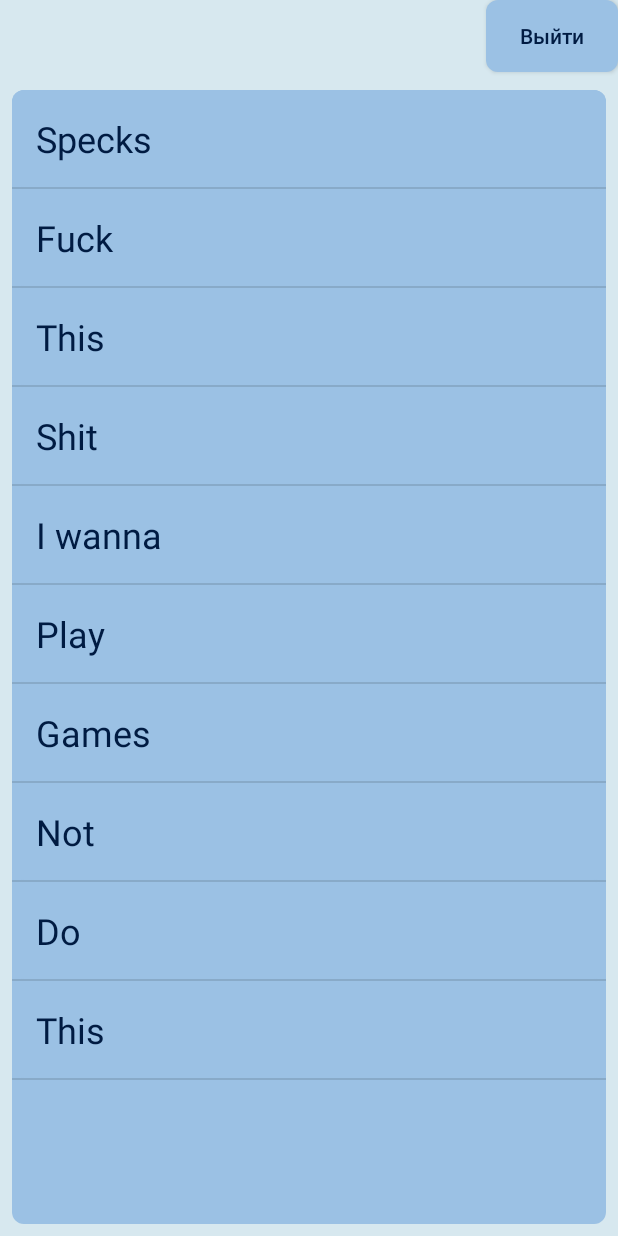
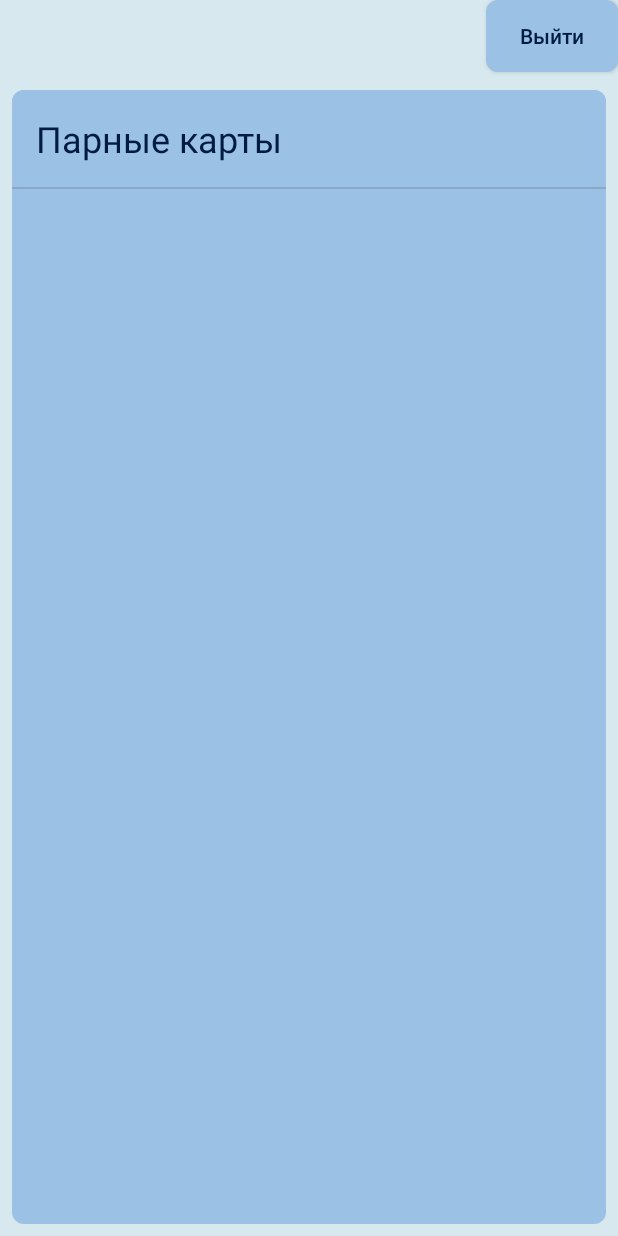
Before and after one commit to Zzzkvidi4/AndroidFirstTask, an Android app: the screen it shows after launch (MainActivity), on a phone screen of 412 x 824 dp. Run offline under Robolectric (Android 15) with nearby library versions, the phone set to English and light mode, and no system bars; libraries missing offline, so code that uses them is left out: com.vk.sdk; 2 statements that could not run were skipped.

Commit message:
Cleared output from list, changed description and game name language

```diff
--- a/TestAndroidApplication1/app/src/main/java/zzzkvidi4/com/testandroidapplication1/MainActivity.java
+++ b/TestAndroidApplication1/app/src/main/java/zzzkvidi4/com/testandroidapplication1/MainActivity.java
@@ -33,7 +33,7 @@ public class MainActivity extends AppCompatActivity {
         }
         infoTextView = (TextView)findViewById(R.id.infoTextView);
         selectGameListView = (ListView)findViewById(R.id.selectGameListView);
-        ArrayAdapter<String> arrayAdapter = new ArrayAdapter<>(this, R.layout.button_list_item, new String[] {"Specks", "Fuck", "This", "Shit", "I wanna", "Play", "Games", "Not", "Do", "This"});
+        ArrayAdapter<String> arrayAdapter = new ArrayAdapter<>(this, R.layout.button_list_item, new String[] {"Парные карты"});
         selectGameListView.setAdapter(arrayAdapter);
         selectGameListView.setOnItemClickListener(new SelectGameItemClickListener());
         Button logoutBtn = (Button)findViewById(R.id.logoutBtn);
@@ -59,8 +59,8 @@ public class MainActivity extends AppCompatActivity {
     public void setupGamesInfo(){
         preferences = getSharedPreferences("game_info0", MODE_PRIVATE);
         SharedPreferences.Editor editor = preferences.edit();
-        editor.putString("name", "Specks");
-        editor.putString("description", "Choose two similar cards while they are accessible!");
+        editor.putString("name", "Парные карты");
+        editor.putString("description", "Открывайте одинаковые карты парами, пока они не закончатся!");
         editor.apply();
     }
 
```
